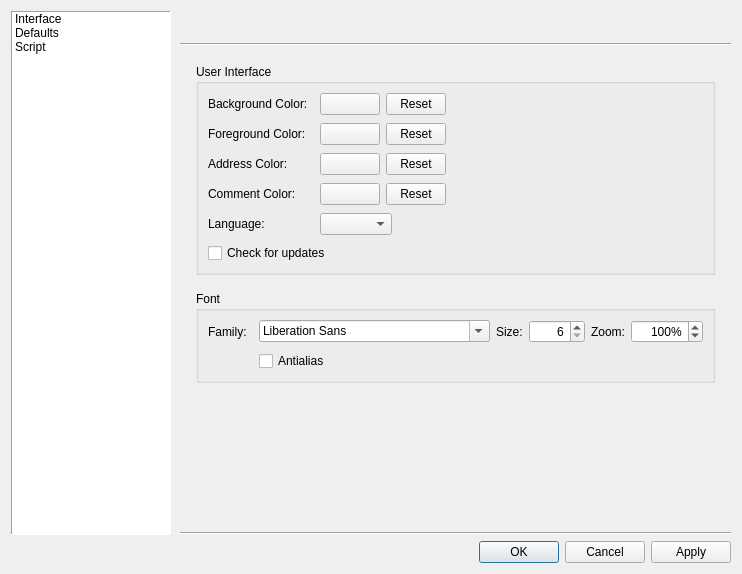
This is src/dialogs/dialogpreferences.ui in sanny32/OpenModSim as Qt 5 draws it before an edit. The edited form follows.
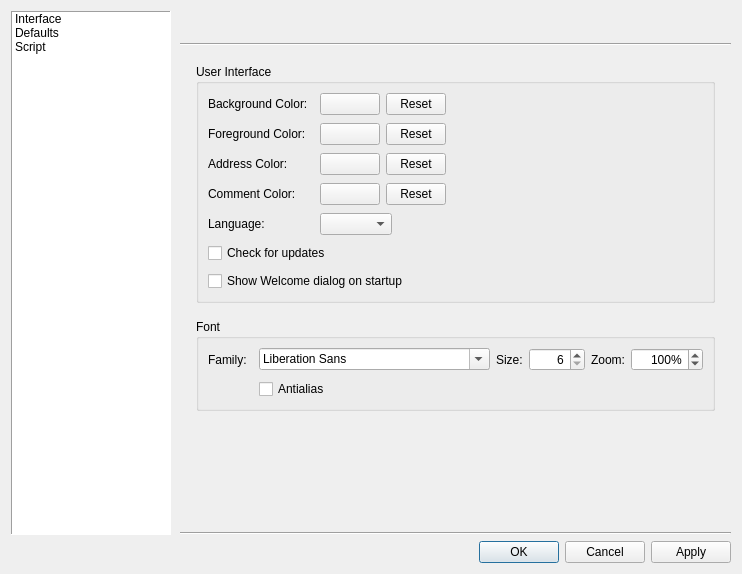
This is the edited form. The open tabs and pages were chosen to show the change. Icons and pictures are not drawn. Custom widgets are drawn as their Qt base class.

Commit message: feat: Added Welcome dialog

The edit to the form file:
```diff
--- a/src/dialogs/dialogpreferences.ui
+++ b/src/dialogs/dialogpreferences.ui
@@ -418,6 +418,13 @@
                   </property>
                  </widget>
                 </item>
+                <item row="7" column="0" colspan="2">
+                 <widget class="QCheckBox" name="checkBoxShowWelcomeDialog">
+                  <property name="text">
+                   <string>Show Welcome dialog on startup</string>
+                  </property>
+                 </widget>
+                </item>
                </layout>
               </widget>
              </item>
```
Left out of the diff: 2 changed lines with no effect on the pictures. The commit also changes 16 other files.
